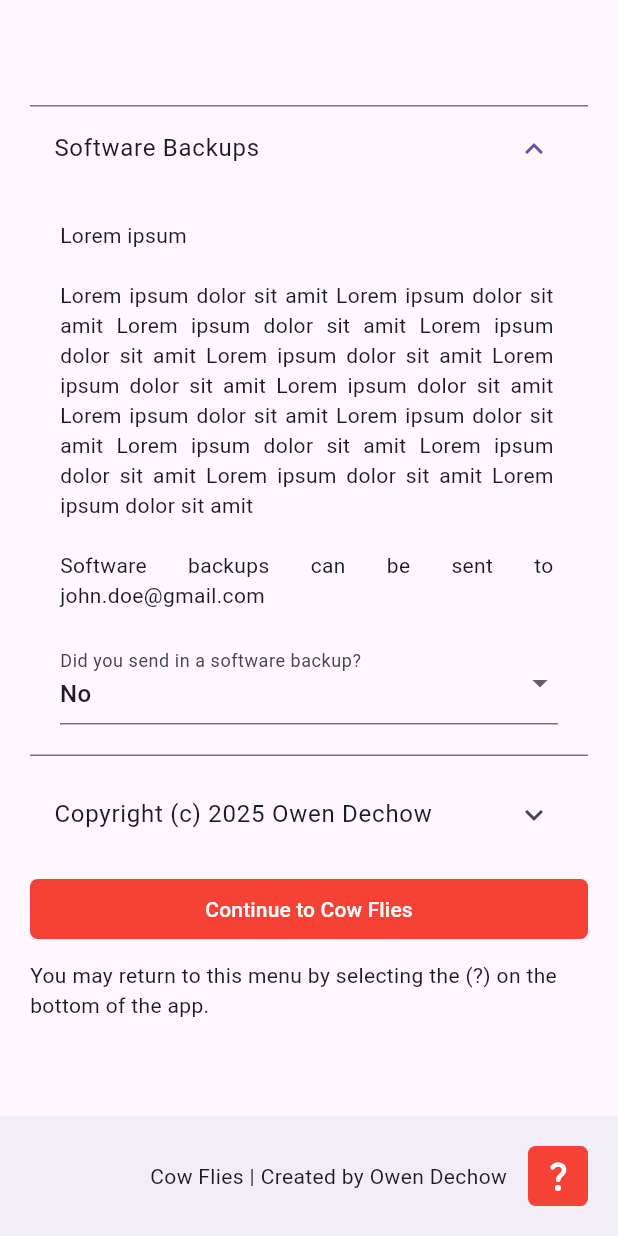
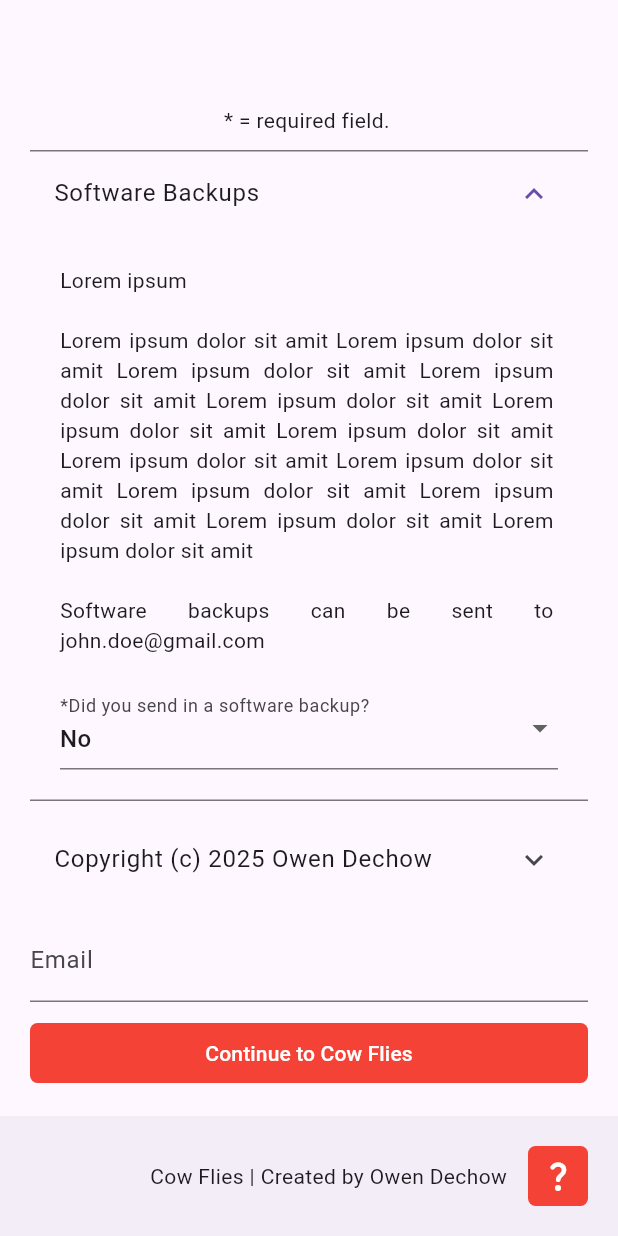
Before and after one commit to Owen-Dechow/CitizenScienceBovineGenetics, a Flutter app: the screen it shows after launch, on a phone screen of 412 x 824 dp. Run offline on Flutter 3.47's test engine with Material 3 defaults, Android fonts, the light colour scheme and no system bars; our stand-ins replace geolocator, image_picker, shared_preferences; missing offline and left inert: dart:ffi.

```diff
--- a/lib/on_start.dart
+++ b/lib/on_start.dart
@@ -1,3 +1,5 @@
+import 'dart:ffi';
+
 import 'package:cowflies/image_select.dart';
 import 'package:cowflies/main.dart';
 import 'package:cowflies/submit_animal.dart';
@@ -6,6 +8,7 @@ import 'package:shared_preferences/shared_preferences.dart';
 
 const keySoftwareBackupSent = "softwareBackupSent";
 const keyLastInfoScreenShow = "lastInfoScreenShow";
+const keyEmail = "email";
 
 const license = """
 MIT License
@@ -38,12 +41,15 @@ class _OnStartState extends State<OnStart> {
   bool? _showing;
   SharedPreferences? _prefs;
   bool _softwareBackupSent = false;
+  String? _email;
+  final _formKey = GlobalKey<FormState>();
 
   setPrefs() async {
     final prefs = await SharedPreferences.getInstance();
     setState(() {
       _prefs = prefs;
       _softwareBackupSent = prefs.getBool(keySoftwareBackupSent) ?? false;
+      _email = prefs.getString(keyEmail);
     });
   }
 
@@ -56,10 +62,13 @@ class _OnStartState extends State<OnStart> {
             constraints: BoxConstraints(maxWidth: 400),
             alignment: Alignment.topLeft,
             child: SingleChildScrollView(
+              child: Form(
+                key: _formKey,
                 child: Column(
                   spacing: 10,
                   children: [
                     SizedBox(height: 40),
+                    Expanded(child: SelectableText("* = required field.")),
                     ExpansionTile(
                       initiallyExpanded: true,
                       title: Text("Software Backups"),
@@ -75,7 +84,8 @@ class _OnStartState extends State<OnStart> {
                               DropdownButtonFormField(
                                 value: _softwareBackupSent,
                                 decoration: InputDecoration(
-                                labelText: "Did you send in a software backup?",
+                                  labelText:
+                                      "*Did you send in a software backup?",
                                 ),
                                 onChanged:
                                     (value) => setState(() {
@@ -118,6 +128,38 @@ class _OnStartState extends State<OnStart> {
                         ),
                       ],
                     ),
+                    TextFormField(
+                      decoration: InputDecoration(
+                        labelText:
+                            "${_softwareBackupSent == true ? "*" : ""}Email",
+                      ),
+                      initialValue: _email,
+                      keyboardType: TextInputType.emailAddress,
+                      onChanged: (value) {
+                        setState(() {
+                          _email = value;
+                        });
+
+                        _prefs?.setString(keyEmail, _email!);
+                      },
+                      validator: (value) {
+                        if (_softwareBackupSent == true) {
+                          if (value == null || value == "") {
+                            return "You must provide a valid email if you are sending in a software backup.";
+                          }
+                        }
+
+                        if (value != null && value != "") {
+                          if (!RegExp(
+                            r'^.+@[a-zA-Z]+\.{1}[a-zA-Z]+(\.{0,1}[a-zA-Z]+)$',
+                          ).hasMatch(value)) {
+                            return "Invalid email. You do not need to send in email if you are not sending in software backup.";
+                          }
+                        }
+
+                        return null;
+                      },
+                    ),
                     SizedBox(
                       width: double.infinity,
                       child: TextButton(
@@ -128,7 +170,9 @@ class _OnStartState extends State<OnStart> {
                             DateTime.now().millisecondsSinceEpoch,
                           );
                           setState(() {
+                            if (_formKey.currentState!.validate()) {
                               _showing = false;
+                            }
                           });
                         },
                         child: Text("Continue to $title"),
@@ -138,6 +182,7 @@ class _OnStartState extends State<OnStart> {
                       "You may return to this menu by selecting the (?) on the bottom of the app.",
                     ),
                   ],
+                ),
               ),
             ),
           ),
```
Also changed, not shown: lib/submit_animal_form.dart (+20 -24 lines), 1 other file. Lines whose indentation alone changed are shown as unchanged.
